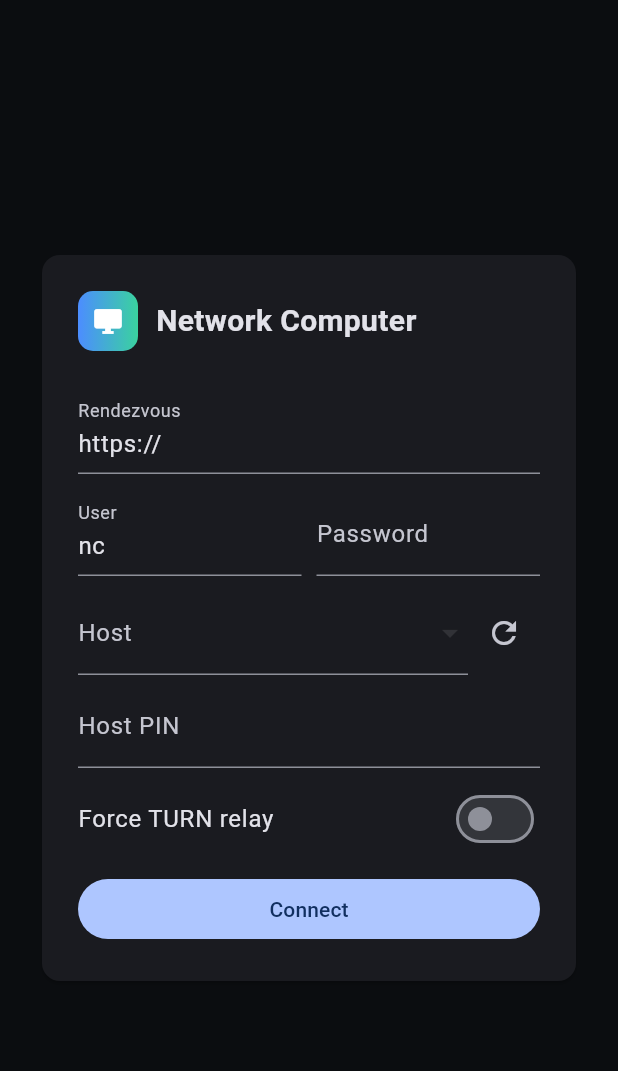
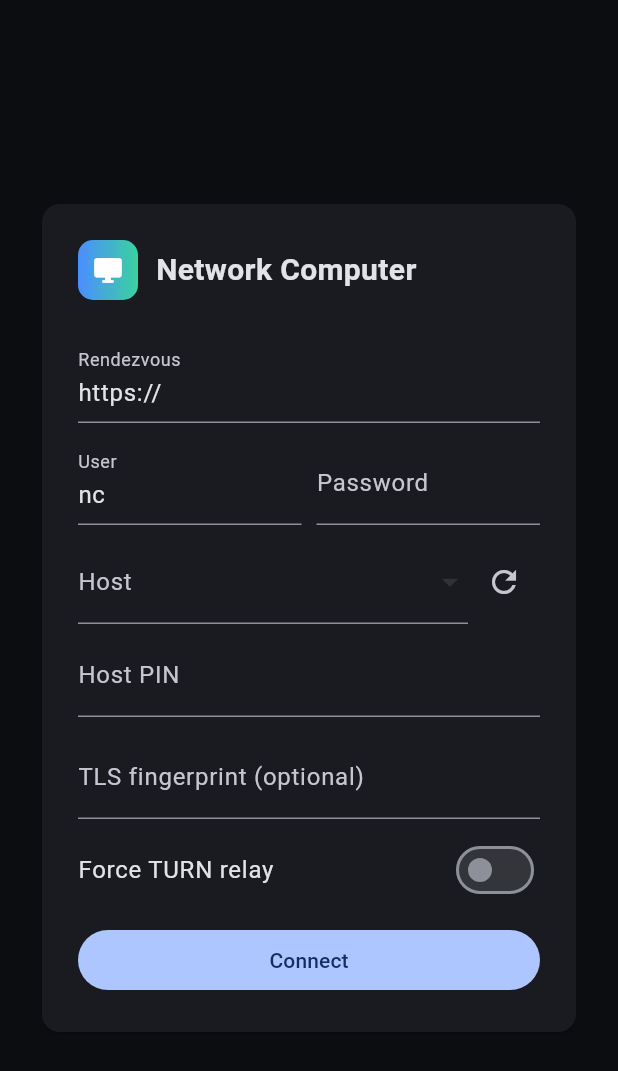
Before and after one commit to askrobots/network-computer-flutter, a Flutter app: the screen it shows after launch, on a phone screen of 412 x 824 dp. Shown: the top 1071 px of the screen. Run offline on Flutter 3.47's test engine with Material 3 defaults, Android fonts, the phone set to English and light mode, and no system bars; our stand-ins replace shared_preferences; missing offline and left inert: flutter_webrtc.

Commit message:
Pin the rendezvous certificate for self-signed secure mode
Optional TLS fingerprint on the connect screen. With one set, the client
trusts no certificate authority and accepts only the certificate whose
SHA-256 matches, for both HTTP and the signaling WebSocket. Clear errors for
an unpinned self-signed server and for a mismatched pin.

tool/pin_check.dart exercises this against a live rendezvous; verified:
correct pin (either format) connects, wrong or missing pin and a bad
password are refused.

Co-Authored-By: Claude Opus 5.5 (1M context) <noreply@anthropic.com>

```diff
--- a/lib/connect_screen.dart
+++ b/lib/connect_screen.dart
@@ -15,6 +15,7 @@ class _ConnectScreenState extends State<ConnectScreen> {
   final user = TextEditingController(text: 'nc');
   final pass = TextEditingController();
   final pin = TextEditingController();
+  final fp = TextEditingController();
   String host = '';
   bool relayOnly = false;
 
@@ -31,6 +32,7 @@ class _ConnectScreenState extends State<ConnectScreen> {
       user.text = p.getString('user') ?? 'nc';
       pass.text = p.getString('pass') ?? '';
       pin.text = p.getString('pin') ?? '';
+      fp.text = p.getString('fp') ?? '';
       host = p.getString('host') ?? '';
       relayOnly = p.getBool('relay') ?? false;
     });
@@ -43,6 +45,7 @@ class _ConnectScreenState extends State<ConnectScreen> {
     await p.setString('user', user.text);
     await p.setString('pass', pass.text);
     await p.setString('pin', pin.text);
+    await p.setString('fp', fp.text);
     await p.setString('host', host);
     await p.setBool('relay', relayOnly);
   }
@@ -50,7 +53,7 @@ class _ConnectScreenState extends State<ConnectScreen> {
   Endpoint? _endpoint() {
     final u = Uri.tryParse(url.text.trim());
     if (u == null || u.host.isEmpty) return null;
-    return Endpoint(u, user.text.trim(), pass.text);
+    return Endpoint(u, user.text.trim(), pass.text, fingerprint: fp.text);
   }
 
   Future<void> _refresh() async {
@@ -126,6 +129,8 @@ class _ConnectScreenState extends State<ConnectScreen> {
                       IconButton(onPressed: _refresh, icon: const Icon(Icons.refresh)),
                     ]),
                     _field(pin, 'Host PIN', keyboard: TextInputType.number),
+                    _field(fp, 'TLS fingerprint (optional)',
+                        hint: 'only for a self-signed secure-mode rendezvous'),
                     SwitchListTile(
                       contentPadding: EdgeInsets.zero,
                       title: const Text('Force TURN relay'),
--- a/lib/signaling.dart
+++ b/lib/signaling.dart
@@ -1,13 +1,19 @@
 import 'dart:async';
 import 'dart:convert';
 import 'dart:io';
+import 'package:crypto/crypto.dart';
 import 'protocol.dart';
 
 /// Endpoint + Basic auth for the rendezvous.
 class Endpoint {
   final Uri base; // http(s)://host:port
   final String user, password;
-  Endpoint(this.base, this.user, this.password);
+
+  /// SHA-256 of the rendezvous certificate, for a self-signed secure-mode
+  /// server. Empty means normal certificate-authority verification.
+  final String fingerprint;
+  Endpoint(this.base, this.user, this.password, {String fingerprint = ''})
+      : fingerprint = normalizeFingerprint(fingerprint);
 
   String get authHeader =>
       'Basic ${base64.encode(utf8.encode('$user:$password'))}';
@@ -16,6 +22,24 @@ class Endpoint {
     final scheme = base.scheme == 'https' ? 'wss' : 'ws';
     return base.replace(scheme: scheme, path: '/ws');
   }
+}
+
+/// Accepts "AB:CD:..", "abcd..", or "sha256 abcd.."; returns lowercase hex.
+String normalizeFingerprint(String fp) {
+  var f = fp.trim().toLowerCase();
+  if (f.startsWith('sha256')) f = f.substring(6);
+  return f.replaceAll(RegExp(r'[^0-9a-f]'), '');
+}
+
+/// An HttpClient for [ep]. With a fingerprint it trusts no certificate
+/// authority at all and accepts exactly the one certificate whose SHA-256
+/// matches, so a CA-issued cert from an attacker is refused too.
+HttpClient clientFor(Endpoint ep) {
+  if (ep.fingerprint.isEmpty) return HttpClient();
+  final c = HttpClient(context: SecurityContext(withTrustedRoots: false));
+  c.badCertificateCallback = (X509Certificate cert, String host, int port) =>
+      sha256.convert(cert.der).toString() == ep.fingerprint;
+  return c;
 }
 
 /// WebSocket signaling + the /config and /hosts HTTP calls.
@@ -31,9 +55,9 @@ class SignalingClient {
   void Function(SignalMessage)? onMessage;
   void Function(Object?)? onClose;
 
-  SignalingClient(this.ep);
+  SignalingClient(this.ep) : _http = clientFor(ep);
 
-  final _http = HttpClient();
+  final HttpClient _http;
 
   /// Trade username+password for a token. Falls back to Basic if the server
   /// has no /auth endpoint.
@@ -50,6 +74,10 @@ class SignalingClient {
       final j = jsonDecode(body) as Map<String, dynamic>;
       _token = j['token'] as String?;
       mode = (j['mode'] as String?) ?? 'insecure';
+    } on HandshakeException {
+      throw ep.fingerprint.isEmpty
+          ? 'TLS certificate not trusted (self-signed? add its fingerprint)'
+          : 'TLS fingerprint does not match this rendezvous';
     } on SocketException catch (e) {
       throw 'Cannot reach rendezvous: ${e.message}';
     }
@@ -78,7 +106,8 @@ class SignalingClient {
 
   Future<void> connect() async {
     final ws = await WebSocket.connect(ep.wsUri.toString(),
-        headers: {HttpHeaders.authorizationHeader: _authHeader});
+        headers: {HttpHeaders.authorizationHeader: _authHeader},
+        customClient: _http);
     _ws = ws;
     ws.listen(
       (data) {
--- a/pubspec.yaml
+++ b/pubspec.yaml
@@ -37,6 +37,7 @@ dependencies:
   flutter_webrtc: ^1.6.2+hotfix.3
   provider: ^6.1.5+1
   shared_preferences: ^2.5.5
+  crypto: ^3.0.7
 
 dev_dependencies:
   flutter_test:
```
Also changed, not shown: tool/pin_check.dart (added, +30 -0 lines), pubspec.lock.
